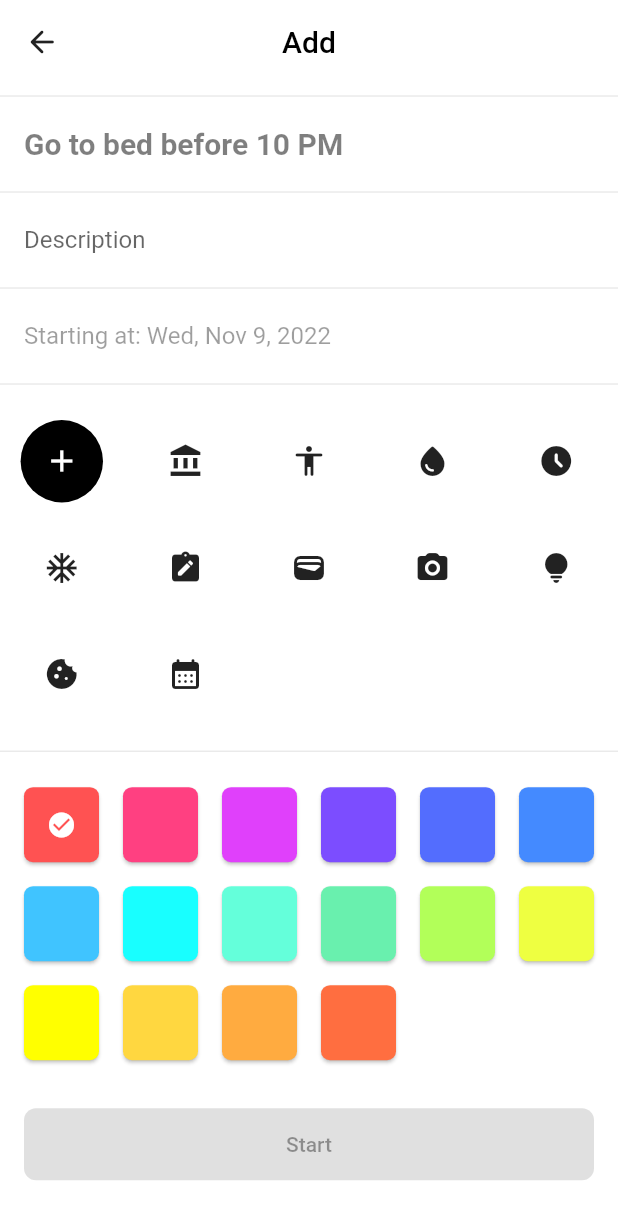
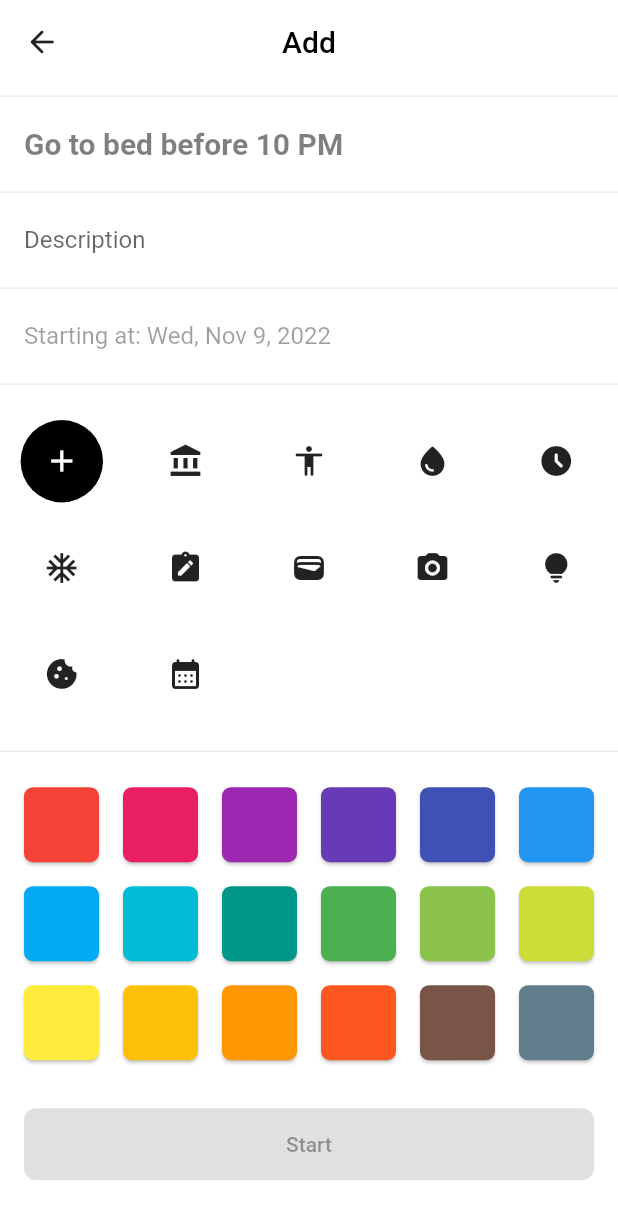
Before and after one commit to paolovalerdi/habit-tracker, a Flutter app: the screen it shows after launch, after a tap on the "add" icon, on a phone screen of 412 x 824 dp. Shown: the top 1219 px of the screen. Run offline on Flutter 3.47's test engine with Material 2 defaults, Android fonts, the phone set to English and light mode, and no system bars; our stand-ins replace flutter_hooks, flutter_riverpod, hooks_riverpod.

Commit message:
Minor updates

```diff
--- a/lib/ui/add_habit_page.dart
+++ b/lib/ui/add_habit_page.dart
@@ -40,7 +40,7 @@ class _Content extends HookConsumerWidget {
 
   @override
   Widget build(BuildContext context, WidgetRef ref) {
-    final currentColor = useState(Colors.accents.first);
+    final currentColor = useState(Colors.primaries.first.shade700);
     final currentIcon = useState(Icons.add);
     final enabled = useState(false);
     final padding = MediaQuery.of(context).padding;
@@ -160,9 +160,9 @@ class _Content extends HookConsumerWidget {
           sliver: SliverGrid(
             delegate: SliverChildListDelegate(
               List.from(
-                Colors.accents.map(
+                Colors.primaries.map(
                   (it) => Card(
-                    color: it,
+                    color: it.shade500,
                     elevation: 1,
                     margin: EdgeInsets.zero,
                     shape: RoundedRectangleBorder(
--- a/lib/ui/habit_card.dart
+++ b/lib/ui/habit_card.dart
@@ -23,7 +23,7 @@ class HabitCard extends StatelessWidget implements PreferredSizeWidget {
       margin: EdgeInsets.zero,
       clipBehavior: Clip.antiAlias,
       shape: RoundedRectangleBorder(
-        borderRadius: BorderRadius.circular(16),
+        borderRadius: BorderRadius.circular(14),
       ),
       child: CustomPaint(
         painter: _Painter(habit.color),
@@ -73,7 +73,7 @@ class _Painter extends CustomPainter {
     canvas.drawCircle(
       Offset(0, size.height / 2),
       size.width * 0.65,
-      Paint()..color = darken(color, 0.12),
+      Paint()..color = darken(color, 0.035),
     );
   }
 
--- a/lib/ui/tip_card.dart
+++ b/lib/ui/tip_card.dart
@@ -26,7 +26,7 @@ class TipCard extends HookWidget {
         margin: EdgeInsets.zero,
         color: Colors.yellow.shade600,
         shape: RoundedRectangleBorder(
-          borderRadius: BorderRadius.circular(12),
+          borderRadius: BorderRadius.circular(14),
         ),
         child: Padding(
           padding: const EdgeInsets.all(16),
```
